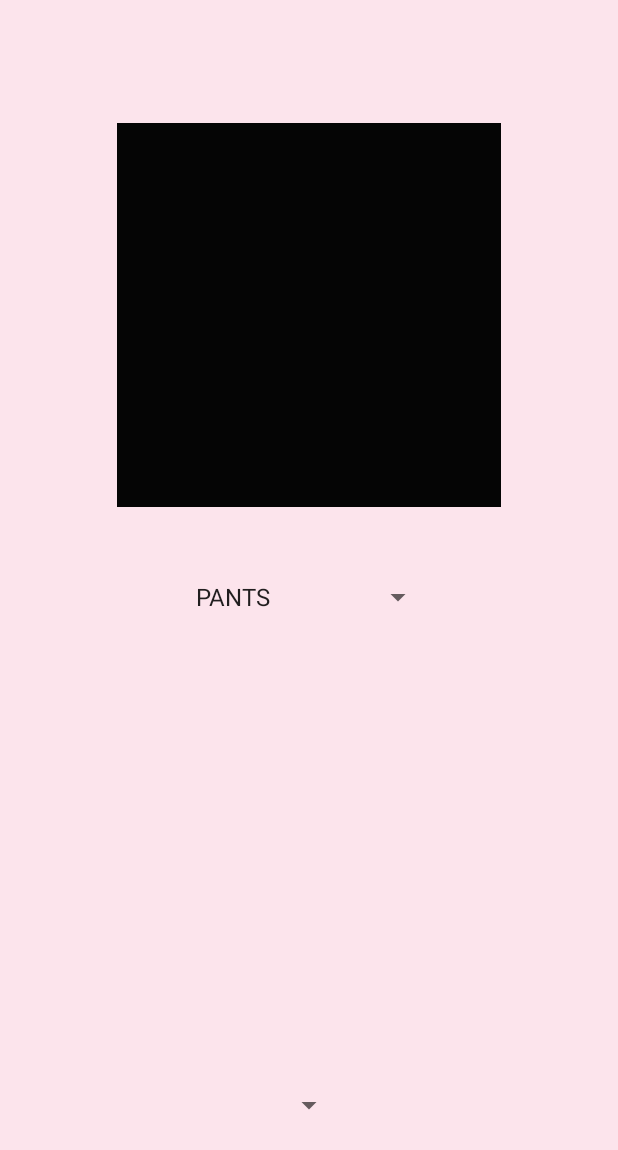
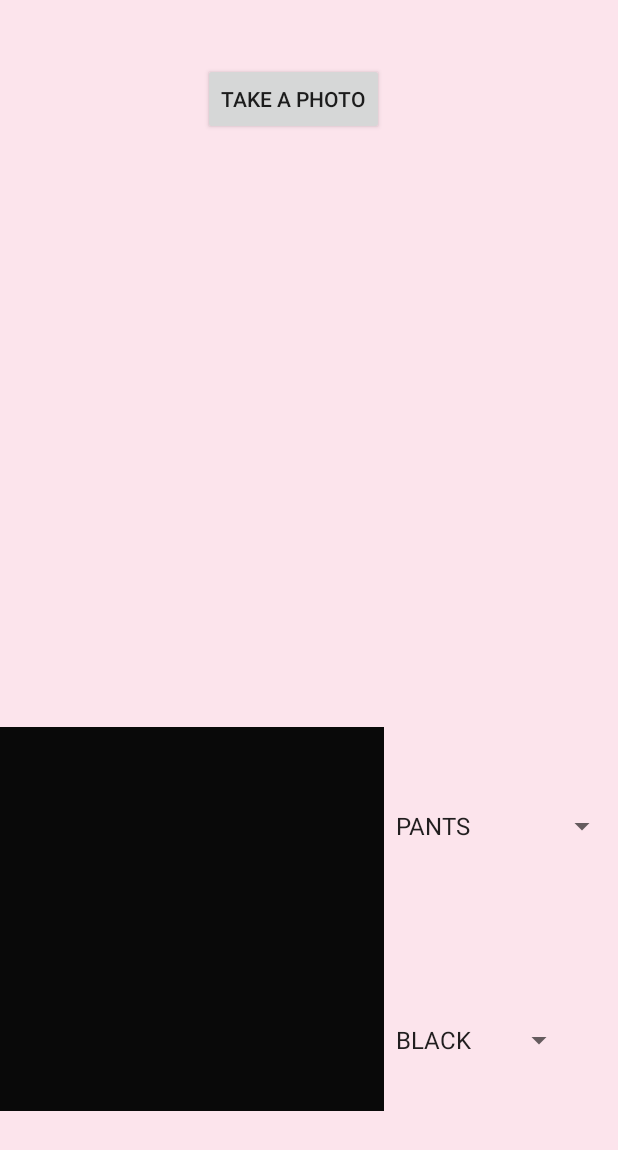
Before and after one commit to SimonaNP/DressMeUp, an Android app: the SaveImage screen opened directly, with no data from a screen before it, on a phone screen of 412 x 824 dp. Shown: the top 1150 px of the screen. Run offline under Robolectric (Android 15) with nearby library versions, the phone set to English and light mode, and no system bars; 2 statements that could not run were skipped.

Commit message:
some changes

```diff
--- a/app/src/main/java/com/qkikakiood/dressmeup/MainActivity.java
+++ b/app/src/main/java/com/qkikakiood/dressmeup/MainActivity.java
@@ -1,4 +1,4 @@
- package com.qkikakiood.dressmeup;
+package com.qkikakiood.dressmeup;
 
 import android.content.Intent;
 import android.graphics.Bitmap;
@@ -12,42 +12,14 @@ import android.widget.ImageView;
 
 public class MainActivity extends AppCompatActivity {
 
-    Button btnTakePhoto;
-    ImageView ingTakenPhoto;
-    private static final int CAM_REQUEST=1313;
+
 
     @Override
     protected void onCreate(Bundle savedInstanceState) {
         super.onCreate(savedInstanceState);
         setContentView(R.layout.activity_main);
 
-        btnTakePhoto = (Button) findViewById(R.id.btn_add);
-        ingTakenPhoto = (ImageView) findViewById(R.id.img_picture_taken);
-
-        btnTakePhoto.setOnClickListener(new btnTakePhotoClicker());
-
-    }
-@Override
-  protected void onActivityResult(int requestCode, int resultCode, Intent data){
-      super.onActivityResult(requestCode, resultCode, data);
-
-    if(requestCode == CAM_REQUEST){
-        Bitmap thumbnail = (Bitmap) data.getExtras().get("data");
-        ingTakenPhoto.setImageBitmap(thumbnail);
-    }
-  }
-
-    class btnTakePhotoClicker implements Button.OnClickListener{
-
-        @Override
-        public void onClick(View v) {
-            Intent cameraIntent = new Intent(MediaStore.ACTION_IMAGE_CAPTURE);
-            startActivityForResult(cameraIntent,CAM_REQUEST);
-        }
     }
 
-    public void openDressMeActivity(View view) {
-        Intent intent = new Intent(this, DressMe.class);
-    }
 
 }
--- a/app/src/main/java/com/qkikakiood/dressmeup/SaveImage.java
+++ b/app/src/main/java/com/qkikakiood/dressmeup/SaveImage.java
@@ -1,17 +1,28 @@
 package com.qkikakiood.dressmeup;
 
+import android.content.Intent;
+import android.graphics.Bitmap;
 import android.os.Bundle;
+import android.provider.MediaStore;
 import android.support.design.widget.FloatingActionButton;
 import android.support.design.widget.Snackbar;
 import android.support.v7.app.AppCompatActivity;
 import android.support.v7.widget.Toolbar;
 import android.view.View;
 import android.widget.ArrayAdapter;
+import android.widget.Button;
+import android.widget.ImageView;
 import android.widget.Spinner;
 
 public class SaveImage extends AppCompatActivity {
 
     private String[] spinnerCategory;
+    private String[] spinnerColor;
+
+    Button btnTakePhoto;
+    Button btnDressMe;
+    ImageView imgTakenPhoto;
+    private static final int CAM_REQUEST=1313;
 
     @Override
     protected void onCreate(Bundle savedInstanceState) {
@@ -21,12 +32,20 @@ public class SaveImage extends AppCompatActivity {
         setSupportActionBar(toolbar);
 
         this.spinnerCategory = new String[] {
-        "PANTS", "SHORTS", "SKIRT", "DRESS", "T-SHIRT", "SHIRT", "THANK TOP","LONG-SLEEVE"
+                "PANTS", "SHORTS", "SKIRT", "DRESS", "T-SHIRT", "SHIRT", "THANK TOP","LONG-SLEEVE"
         };
-        Spinner s = (Spinner) findViewById(R.id.spinner_category);
-        ArrayAdapter<String> adapter = new ArrayAdapter<String>(this,
-        android.R.layout.simple_spinner_item, spinnerCategory);
-        s.setAdapter(adapter);
+        Spinner sCat = (Spinner) findViewById(R.id.spinner_category);
+        ArrayAdapter<String> adapterCat = new ArrayAdapter<String>(this,
+                android.R.layout.simple_spinner_item, spinnerCategory);
+        sCat.setAdapter(adapterCat);
+
+        this.spinnerColor = new String[] {
+                "BLACK", "WHITE", "BLUE", "GREEN", "RED", "PINK", "YELLOW","ORANGE","PURPLE","GREY","BROWN","NUDE"
+        };
+        Spinner sCol = (Spinner) findViewById(R.id.spinner_color);
+        ArrayAdapter<String> adapterCol = new ArrayAdapter<String>(this,
+                android.R.layout.simple_spinner_item, spinnerColor);
+        sCol.setAdapter(adapterCol);
 
         FloatingActionButton fab = (FloatingActionButton) findViewById(R.id.fab);
         fab.setOnClickListener(new View.OnClickListener() {
@@ -36,6 +55,36 @@ public class SaveImage extends AppCompatActivity {
                         .setAction("Action", null).show();
             }
         });
+
+        btnTakePhoto = (Button) findViewById(R.id.btn_add);
+        btnDressMe = (Button) findViewById(R.id.btn_dress);
+        imgTakenPhoto = (ImageView) findViewById(R.id.img_picture_taken);
+
+        btnTakePhoto.setOnClickListener(new btnTakePhotoClicker());
+
+
+    }
+
+    @Override
+    protected void onActivityResult(int requestCode, int resultCode, Intent data){
+        super.onActivityResult(requestCode, resultCode, data);
+
+        if(requestCode == CAM_REQUEST){
+            Bitmap thumbnail = (Bitmap) data.getExtras().get("data");
+            imgTakenPhoto.setImageBitmap(thumbnail);
+        }
+    }
+
+    class btnTakePhotoClicker implements Button.OnClickListener{
+
+        @Override
+        public void onClick(View v) {
+            Intent cameraIntent = new Intent(MediaStore.ACTION_IMAGE_CAPTURE);
+            startActivityForResult(cameraIntent,CAM_REQUEST);
+
+
+        }
+
     }
 
 }
--- a/app/src/main/res/layout/activity_save_image.xml
+++ b/app/src/main/res/layout/activity_save_image.xml
@@ -11,26 +11,41 @@
         android:layout_height="256dp"
         android:id="@+id/img_picture_taken"
         android:outlineProvider="paddedBounds"
-        android:layout_alignParentTop="true"
-        android:layout_centerHorizontal="true"
-        android:layout_marginTop="82dp"
-        android:background="#050505" />
+        android:background="#090909"
+        android:layout_alignParentBottom="true"
+        android:layout_marginBottom="83dp"
+        android:layout_alignParentLeft="true"
+        android:layout_alignParentStart="true" />
 
     <Spinner
         android:layout_width="wrap_content"
         android:layout_height="wrap_content"
         android:id="@+id/spinner_category"
-        android:layout_below="@+id/img_picture_taken"
-        android:layout_centerHorizontal="true"
-        android:layout_marginTop="48dp" />
+        android:layout_alignTop="@+id/img_picture_taken"
+        android:layout_alignParentRight="true"
+        android:layout_alignParentEnd="true"
+        android:layout_marginTop="54dp"
+        android:layout_toRightOf="@+id/img_picture_taken"
+        android:layout_toEndOf="@+id/img_picture_taken" />
 
     <Spinner
         android:layout_width="wrap_content"
         android:layout_height="wrap_content"
-        android:id="@+id/spinner"
-        android:layout_alignParentBottom="true"
-        android:layout_centerHorizontal="true"
-        android:layout_marginBottom="75dp" />
+        android:id="@+id/spinner_color"
+        android:layout_alignBottom="@+id/img_picture_taken"
+        android:layout_toRightOf="@+id/img_picture_taken"
+        android:layout_toEndOf="@+id/img_picture_taken"
+        android:layout_marginBottom="35dp" />
+
+    <Button
+        android:layout_width="wrap_content"
+        android:layout_height="wrap_content"
+        android:text="Take a photo"
+        android:id="@+id/btn_take_photo"
+        android:layout_alignParentTop="true"
+        android:layout_alignRight="@+id/img_picture_taken"
+        android:layout_alignEnd="@+id/img_picture_taken"
+        android:layout_marginTop="42dp" />
 
 
 </RelativeLayout>
```
